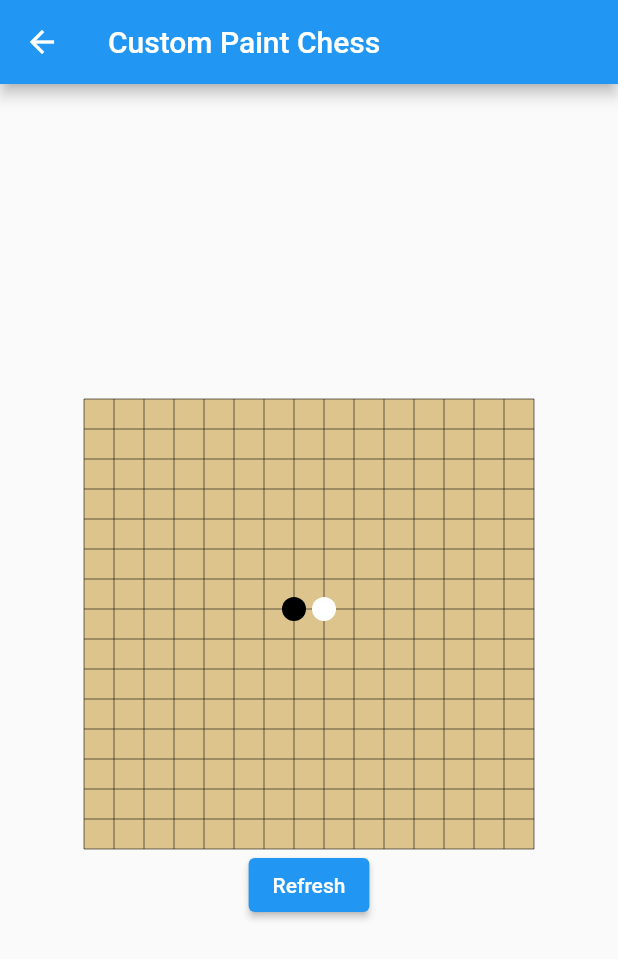
After one commit to lebsharing/leb_flutter_demo_collection, a Flutter app: the PaintChessPage screen opened by its route, after a tap on "Refresh", on a phone screen of 412 x 824 dp. The commit adds this screen. Shown: the top 959 px of the screen. Run offline on Flutter 3.47's test engine with Material 2 defaults, Android fonts, the phone set to English and light mode, and no system bars; our stand-ins replace get, get_storage; accounts and stored records are empty.

Commit message:
upgrade dart version ; Custom Paint view

```diff
--- a/flutter_widget_demo/lib/common/route_manager.dart
+++ b/flutter_widget_demo/lib/common/route_manager.dart
@@ -1,6 +1,8 @@
 import 'package:flutter/material.dart';
 import 'package:flutter_widget_demo/home/home_page.dart';
+import 'package:flutter_widget_demo/widgets/advance/custom_widget/CustomPaintPage.dart';
 import 'package:flutter_widget_demo/widgets/composited/composite_transform_page.dart';
+import 'package:flutter_widget_demo/widgets/other/constraints_test_page.dart';
 import 'package:flutter_widget_demo/widgets/overlay/popup_dialog_page.dart';
 import 'package:flutter_widget_demo/widgets/overlay/simple_overlay_page.dart';
 
@@ -9,11 +11,15 @@ class RouteManager {
   static const String simpleOverlay = "/simpleOverlay";
   static const String popupOverlay = "/popupOverlay";
   static const String compositePage = "/compositePage";
+  static const String constraintsTestPage = "/constraintsTestPage";
+  static const String customPaintPage = "/customPaintPage";
 
   static Map<String, WidgetBuilder> routes = {
     home: (context) => const HomePage(),
     simpleOverlay: (context) => const SimpleOverlayPage(),
     popupOverlay: (context) => const PopupDialogPage(),
-    compositePage: (context) => const CompositeTransformPage()
+    compositePage: (context) => const CompositeTransformPage(),
+    constraintsTestPage: (context) => const ConstraintsTestPage(),
+    customPaintPage: (context) => const PaintChessPage()
   };
 }
--- a/flutter_widget_demo/lib/home/home_page.dart
+++ b/flutter_widget_demo/lib/home/home_page.dart
@@ -51,6 +51,10 @@ class _HomePageState extends State<HomePage> {
         WidgetInfo("Overlay+OverlayEntry", "", RouteManager.simpleOverlay));
     widgetList.add(WidgetInfo("Overlay popup",
         "CompositedTransformTarget + OverlayEntry", RouteManager.popupOverlay));
+    widgetList.add(WidgetInfo("---高级进阶---", "desc", ""));
+    widgetList.add(
+        WidgetInfo("自绘制View", "CustomPaint", RouteManager.customPaintPage));
+    widgetList.add(WidgetInfo("理解布局约束", "", RouteManager.constraintsTestPage));
   }
 }
 
--- /dev/null
+++ b/flutter_widget_demo/lib/widgets/advance/custom_widget/CustomPaintPage.dart
@@ -0,0 +1,98 @@
+import 'dart:math';
+
+import 'package:flutter/material.dart';
+
+class PaintChessPage extends StatelessWidget {
+  const PaintChessPage({Key? key}) : super(key: key);
+
+  @override
+  Widget build(BuildContext context) {
+    return Scaffold(
+      appBar: AppBar(
+        title: const Text("Custom Paint Chess"),
+      ),
+      body: Center(
+        child: Column(
+          mainAxisSize: MainAxisSize.min,
+          children: [
+            RepaintBoundary(
+              child: CustomPaint(
+                size: const Size(300, 300),
+                painter: MyPainter(),
+              ),
+            ),
+            ElevatedButton(onPressed: () {}, child: Text("Refresh")),
+          ],
+        ),
+      ),
+    );
+  }
+}
+
+class MyPainter extends CustomPainter {
+  @override
+  void paint(Canvas canvas, Size size) {
+    var rect = Offset.zero & size;
+    print("----paint----$rect");
+
+    //画棋盘
+    drawChessBoard(canvas, rect);
+    //画棋子
+    drawPieces(canvas, rect);
+  }
+
+  @override
+  bool shouldRepaint(covariant CustomPainter oldDelegate) {
+    //当UI树重新build的时候，该空间站是否需重新绘制。
+    //true:该空间依赖的状态变化，需要该控件重新绘制；false:该控件不需要重新绘制
+    return false;
+  }
+
+  void drawChessBoard(Canvas canvas, Rect rect) {
+    //棋盘背景
+    var paint = Paint()
+      ..isAntiAlias = true
+      ..style = PaintingStyle.fill
+      ..color = const Color(0xFFDCC48C);
+    canvas.drawRect(rect, paint);
+
+    //画棋盘网格
+    paint
+      ..style = PaintingStyle.stroke
+      ..color = Colors.black38
+      ..strokeWidth = 1.0;
+
+    //画横线
+    for (int i = 0; i <= 15; i++) {
+      double dy = rect.top + rect.height / 15 * i;
+      canvas.drawLine(Offset(rect.left, dy), Offset(rect.right, dy), paint);
+    }
+
+    //画竖线
+    for (int i = 0; i <= 15; i++) {
+      double dx = rect.left + rect.width / 15 * i;
+      canvas.drawLine(Offset(dx, rect.top), Offset(dx, rect.bottom), paint);
+    }
+  }
+
+  //画棋子
+  void drawPieces(Canvas canvas, Rect rect) {
+    double eWidth = rect.width / 15;
+    double eHeight = rect.height / 15;
+    //画一个黑子
+    var paint = Paint()
+      ..style = PaintingStyle.fill
+      ..color = Colors.black;
+    //画一个黑子
+    canvas.drawCircle(
+        Offset(rect.center.dx - eWidth / 2, rect.center.dy - eHeight / 2),
+        min(eWidth / 2, eHeight / 2) - 2,
+        paint);
+    //画一个白子
+    paint.color = Colors.white;
+    canvas.drawCircle(
+        Offset(rect.center.dx + eWidth / 2, rect.center.dy - eHeight / 2),
+        min(eWidth / 2, eHeight / 2) - 2,
+        paint);
+  }
+}
--- /dev/null
+++ b/flutter_widget_demo/lib/widgets/other/constraints_test_page.dart
@@ -0,0 +1,24 @@
+import 'package:flutter/material.dart';
+
+class ConstraintsTestPage extends StatefulWidget {
+  const ConstraintsTestPage({Key? key}) : super(key: key);
+
+  @override
+  _ConstraintsTestPageState createState() => _ConstraintsTestPageState();
+}
+
+class _ConstraintsTestPageState extends State<ConstraintsTestPage> {
+  @override
+  Widget build(BuildContext context) {
+    return Scaffold(
+      appBar: AppBar(
+        title: Text("Constraints"),
+      ),
+      body: Center(
+        child: Container(
+          color: Colors.red,
+        ),
+      ),
+    );
+  }
+}
--- a/flutter_widget_demo/pubspec.yaml
+++ b/flutter_widget_demo/pubspec.yaml
@@ -18,7 +18,8 @@ publish_to: 'none' # Remove this line if you wish to publish to pub.dev
 version: 1.0.0+1
 
 environment:
-  sdk: ">=2.15.1 <3.0.0"
+  sdk: ">=2.16.0 <3.0.0"
+  flutter: ">=2.10.0"
 
 # Dependencies specify other packages that your package needs in order to work.
 # To automatically upgrade your package dependencies to the latest versions
```
Also changed, not shown: 1 other file.
